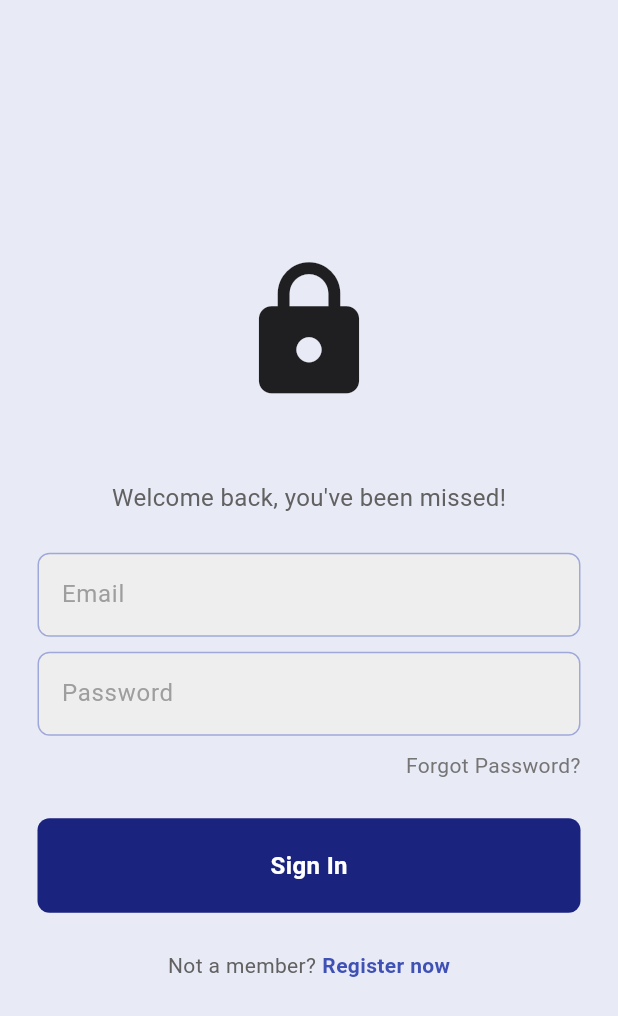
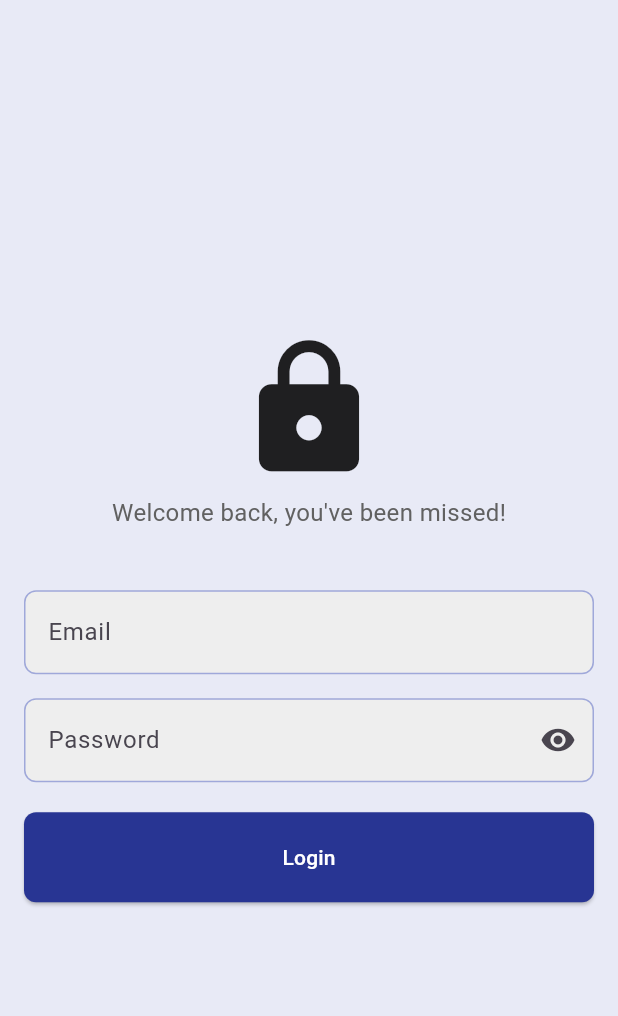
Before and after one commit to wachidamirul/flutter_login_page, a Flutter app: the LoginScreen screen opened directly, on a phone screen of 412 x 824 dp. Shown: the top 1016 px of the screen. Run offline on Flutter 3.47's test engine with Material 3 defaults, Android fonts, the phone set to English and light mode, and no system bars.

Commit message:
Refactor login functionality and update user authentication flow

```diff
--- a/lib/home_screen.dart
+++ b/lib/home_screen.dart
@@ -3,8 +3,8 @@ import 'package:flutter_login_page/login_screen.dart';
 import 'package:flutter_login_page/profile_screen.dart';
 
 class HomeScreen extends StatelessWidget {
-  const HomeScreen({super.key, required this.nama});
-  final String nama;
+  const HomeScreen({super.key, required this.userId});
+  final String userId;
 
   @override
   Widget build(BuildContext context) {
@@ -34,7 +34,7 @@ class HomeScreen extends StatelessWidget {
             mainAxisAlignment: MainAxisAlignment.center,
             children: [
               Text(
-                "Hi ${nama}, Welcome to the Home Screen",
+                "Hi ${userId}, Welcome to the Home Screen",
                 style: TextStyle(color: Colors.grey[700], fontSize: 16),
               ),
               ElevatedButton(
--- a/lib/login_screen.dart
+++ b/lib/login_screen.dart
@@ -1,29 +1,118 @@
+import 'dart:convert';
 import 'package:flutter/material.dart';
+import 'package:flutter/services.dart';
 import 'package:flutter_login_page/home_screen.dart';
 
-class LoginScreen extends StatelessWidget {
-  LoginScreen({super.key});
+class LoginScreen extends StatefulWidget {
+  const LoginScreen({super.key});
+
+  @override
+  State<LoginScreen> createState() => _LoginScreenState();
+}
+
+class _LoginScreenState extends State<LoginScreen> {
+  // Define a boolean variable to control the visibility of the password
+  bool isObscure = true;
+  showPassword() {
+    setState(() {
+      isObscure = !isObscure;
+    });
+  }
+
+  // Define controllers for the text fields
   TextEditingController emailController = TextEditingController();
+  TextEditingController passwordController = TextEditingController();
+
+  handleLogin() async {
+    // Get the values from the text fields
+    String email = emailController.text;
+    String password = passwordController.text;
+    String userId = '';
+
+    // Validate the input values
+    if (email.isEmpty || password.isEmpty) {
+      ScaffoldMessenger.of(context).showSnackBar(
+        SnackBar(
+          content: Text('Please enter email and password'),
+          backgroundColor: Colors.red[700],
+          duration: Duration(seconds: 2),
+        ),
+      );
+      return;
+    }
+
+    try {
+      // Load and parse the JSON data
+      String data = await rootBundle.loadString('assets/data.json');
+      List<dynamic> users = jsonDecode(data);
+
+      // Check if the email and password match any user
+      bool isValidUser = false;
+      for (var user in users) {
+        if (user['email'] == email && user['password'] == password) {
+          isValidUser = true;
+          // Get the user ID
+          userId = user['id'].toString();
+          break;
+        }
+      }
+
+      if (isValidUser) {
+        // Show success message or navigate to the home screen
+        ScaffoldMessenger.of(context).showSnackBar(
+          SnackBar(
+            content: Text('Login successful!'),
+            backgroundColor: Colors.green[700],
+            duration: Duration(seconds: 2),
+          ),
+        );
+        // Navigate to the home screen
+        Navigator.pushReplacement(
+          context,
+          MaterialPageRoute(builder: (context) => HomeScreen(userId: userId)),
+        );
+      } else {
+        // Show error message
+        ScaffoldMessenger.of(context).showSnackBar(
+          SnackBar(
+            content: Text('Invalid email or password'),
+            backgroundColor: Colors.red[700],
+            duration: Duration(seconds: 2),
+          ),
+        );
+      }
+    } catch (e) {
+      // Handle errors (e.g., file not found or JSON parsing issues)
+      ScaffoldMessenger.of(context).showSnackBar(
+        SnackBar(
+          content: Text(e.toString()),
+          backgroundColor: Colors.red[700],
+          duration: Duration(seconds: 2),
+        ),
+      );
+    }
+  }
 
   @override
   Widget build(BuildContext context) {
     return Scaffold(
       backgroundColor: Colors.indigo[50],
       body: SafeArea(
-        child: Center(
         child: Column(
           mainAxisAlignment: MainAxisAlignment.center,
           children: [
+            Padding(
+              padding: EdgeInsets.all(16),
+              child: Column(
+                children: [
                   Icon(Icons.lock, size: 100),
-              SizedBox(height: 50),
+                  SizedBox(height: 8),
                   Text(
                     'Welcome back, you\'ve been missed!',
                     style: TextStyle(color: Colors.grey[700], fontSize: 16),
                   ),
-              SizedBox(height: 25),
-              Padding(
-                padding: EdgeInsets.symmetric(horizontal: 25.0),
-                child: TextField(
+                  SizedBox(height: 40),
+                  TextField(
                     controller: emailController,
                     decoration: InputDecoration(
                       enabledBorder: OutlineInputBorder(
@@ -36,16 +125,15 @@ class LoginScreen extends StatelessWidget {
                       ),
                       fillColor: Colors.grey.shade200,
                       filled: true,
-                    hintText: 'Email',
+                      labelText: 'Email',
+                      hintText: "Enter your Email",
                       hintStyle: TextStyle(color: Colors.grey[500]),
                     ),
                   ),
-              ),
-              SizedBox(height: 10),
-              Padding(
-                padding: const EdgeInsets.symmetric(horizontal: 25.0),
-                child: TextField(
-                  obscureText: true,
+                  SizedBox(height: 16),
+                  TextField(
+                    controller: passwordController,
+                    obscureText: isObscure,
                     decoration: InputDecoration(
                       enabledBorder: OutlineInputBorder(
                         borderSide: BorderSide(color: Colors.indigo[200]!),
@@ -57,75 +145,43 @@ class LoginScreen extends StatelessWidget {
                       ),
                       fillColor: Colors.grey.shade200,
                       filled: true,
-                    hintText: 'Password',
+                      labelText: 'Password',
+                      hintText: "Enter your password",
                       hintStyle: TextStyle(color: Colors.grey[500]),
+                      suffixIcon: IconButton(
+                        icon: Icon(
+                          isObscure ? Icons.visibility : Icons.visibility_off,
+                        ),
+                        onPressed: showPassword,
                       ),
                     ),
                   ),
-              SizedBox(height: 10),
-              Padding(
-                padding: const EdgeInsets.symmetric(horizontal: 25.0),
+                  SizedBox(height: 20),
+                  ElevatedButton(
+                    onPressed: () {
+                      handleLogin();
+                    },
+                    style: ElevatedButton.styleFrom(
+                      backgroundColor: Colors.indigo[800],
+                      padding: EdgeInsets.symmetric(
+                        horizontal: 100,
+                        vertical: 20,
+                      ),
+                      shape: RoundedRectangleBorder(
+                        borderRadius: BorderRadius.circular(8),
+                      ),
+                    ),
                     child: Row(
-                  mainAxisAlignment: MainAxisAlignment.end,
-                  children: [
-                    Text(
-                      'Forgot Password?',
-                      style: TextStyle(color: Colors.grey[600]),
+                      mainAxisAlignment: MainAxisAlignment.center,
+                      children: const [
+                        Text("Login", style: TextStyle(color: Colors.white)),
+                      ],
+                    ),
                   ),
                 ],
               ),
             ),
-              SizedBox(height: 25),
-              GestureDetector(
-                onTap: () {
-                  // Handle login action
-                  Navigator.push(
-                    context,
-                    MaterialPageRoute(
-                      builder:
-                          (context) => HomeScreen(nama: emailController.text),
-                    ),
-                  );
-                },
-                child: Container(
-                  padding: const EdgeInsets.all(20),
-                  margin: const EdgeInsets.symmetric(horizontal: 25),
-                  decoration: BoxDecoration(
-                    color: Colors.indigo[900],
-                    borderRadius: BorderRadius.circular(8),
-                  ),
-                  child: Center(
-                    child: Text(
-                      "Sign In",
-                      style: TextStyle(
-                        color: Colors.white,
-                        fontWeight: FontWeight.bold,
-                        fontSize: 16,
-                      ),
-                    ),
-                  ),
-                ),
-              ),
-              const SizedBox(height: 25),
-              Row(
-                mainAxisAlignment: MainAxisAlignment.center,
-                children: [
-                  Text(
-                    'Not a member?',
-                    style: TextStyle(color: Colors.grey[700]),
-                  ),
-                  const SizedBox(width: 4),
-                  const Text(
-                    'Register now',
-                    style: TextStyle(
-                      color: Colors.indigo,
-                      fontWeight: FontWeight.bold,
-                    ),
-                  ),
           ],
-              ),
-            ],
-          ),
         ),
       ),
     );
--- a/pubspec.yaml
+++ b/pubspec.yaml
@@ -78,3 +78,5 @@ flutter:
   #
   # For details regarding fonts from package dependencies,
   # see https://flutter.dev/to/font-from-package
+  assets:
+    - assets/
```
Also changed, not shown: assets/data.json (added, +42 -0 lines), lib/login_screen2.dart (deleted, +0 -63 lines), lib/main.dart (+5 -2 lines). Lines whose indentation alone changed are shown as unchanged.
